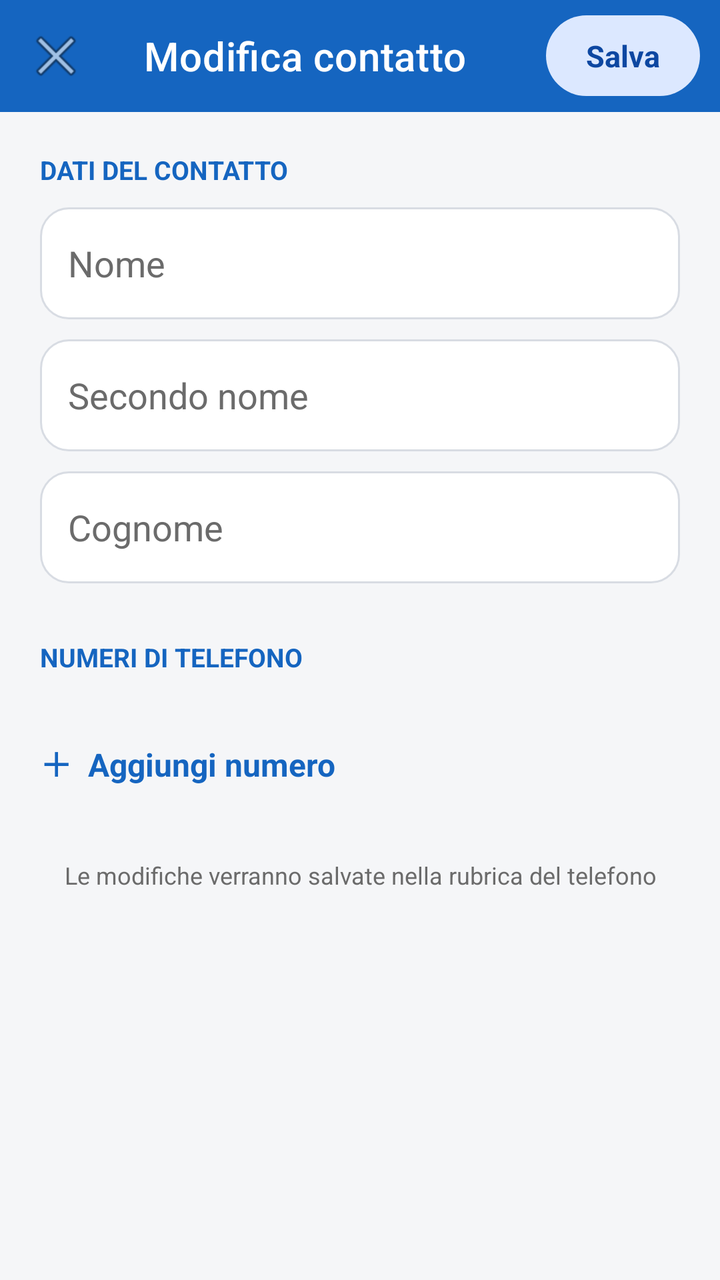
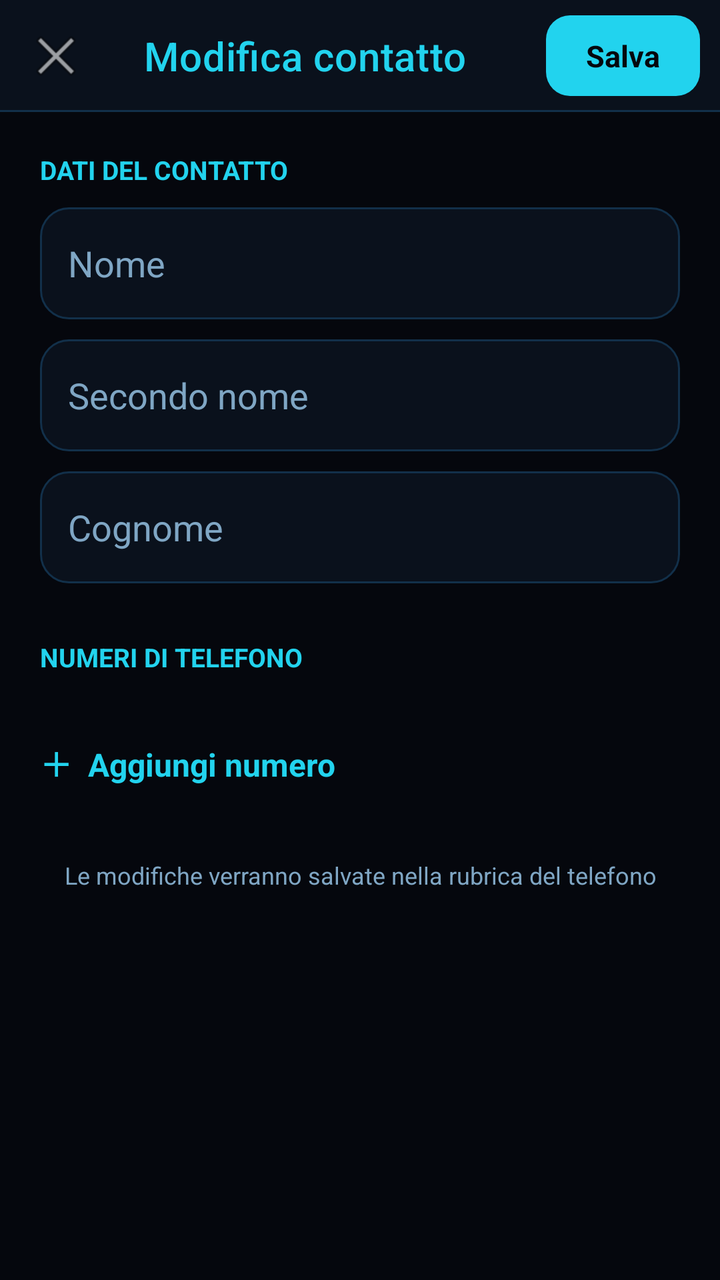

An Android layout rendered at two revisions. The XML below is the earlier revision; the diff shows what the commit changed to produce the second picture.
<!-- AndroidManifest.xml: activity theme Theme.GestioneChiamate -->
<!-- res/layout/activity_modifica_contatto.xml -->
<?xml version="1.0" encoding="utf-8"?>
<LinearLayout xmlns:android="http://schemas.android.com/apk/res/android"
    xmlns:app="http://schemas.android.com/apk/res-auto"
    android:layout_width="match_parent"
    android:layout_height="match_parent"
    android:background="@color/background"
    android:orientation="vertical">

    <androidx.appcompat.widget.Toolbar
        android:id="@+id/toolbar"
        android:layout_width="match_parent"
        android:layout_height="?attr/actionBarSize"
        android:background="@color/primary"
        app:navigationIcon="@android:drawable/ic_menu_close_clear_cancel"
        app:title="Modifica contatto"
        app:titleTextColor="@color/white">

        <TextView
            android:id="@+id/btnSalva"
            android:layout_width="wrap_content"
            android:layout_height="wrap_content"
            android:layout_gravity="end|center_vertical"
            android:layout_marginEnd="10dp"
            android:background="@drawable/bg_pulsante_salva"
            android:clickable="true"
            android:focusable="true"
            android:text="Salva"
            android:textColor="@color/primary_dark"
            android:textSize="15sp"
            android:textStyle="bold" />
    </androidx.appcompat.widget.Toolbar>

    <ScrollView
        android:layout_width="match_parent"
        android:layout_height="0dp"
        android:layout_weight="1"
        android:fillViewport="true">

        <LinearLayout
            android:layout_width="match_parent"
            android:layout_height="wrap_content"
            android:orientation="vertical"
            android:padding="20dp">

            <TextView
                android:layout_width="match_parent"
                android:layout_height="wrap_content"
                android:text="DATI DEL CONTATTO"
                android:textColor="@color/primary"
                android:textSize="13sp"
                android:textStyle="bold" />

            <EditText
                android:id="@+id/editNome"
                android:layout_width="match_parent"
                android:layout_height="56dp"
                android:layout_marginTop="10dp"
                android:background="@drawable/bg_campo_editor"
                android:hint="Nome"
                android:inputType="textCapWords|textPersonName"
                android:maxLines="1"
                android:textColor="@color/text_primary"
                android:textColorHint="@color/text_secondary" />

            <EditText
                android:id="@+id/editSecondoNome"
                android:layout_width="match_parent"
                android:layout_height="56dp"
                android:layout_marginTop="10dp"
                android:background="@drawable/bg_campo_editor"
                android:hint="Secondo nome"
                android:inputType="textCapWords|textPersonName"
                android:maxLines="1"
                android:textColor="@color/text_primary"
                android:textColorHint="@color/text_secondary" />

            <EditText
                android:id="@+id/editCognome"
                android:layout_width="match_parent"
                android:layout_height="56dp"
                android:layout_marginTop="10dp"
                android:background="@drawable/bg_campo_editor"
                android:hint="Cognome"
                android:inputType="textCapWords|textPersonName"
                android:maxLines="1"
                android:textColor="@color/text_primary"
                android:textColorHint="@color/text_secondary" />

            <TextView
                android:layout_width="match_parent"
                android:layout_height="wrap_content"
                android:layout_marginTop="28dp"
                android:text="NUMERI DI TELEFONO"
                android:textColor="@color/primary"
                android:textSize="13sp"
                android:textStyle="bold" />

            <LinearLayout
                android:id="@+id/contenitoreNumeri"
                android:layout_width="match_parent"
                android:layout_height="wrap_content"
                android:layout_marginTop="10dp"
                android:orientation="vertical" />

            <TextView
                android:id="@+id/btnAggiungiNumero"
                android:layout_width="match_parent"
                android:layout_height="52dp"
                android:layout_marginTop="8dp"
                android:background="?attr/selectableItemBackground"
                android:gravity="center_vertical"
                android:text="＋  Aggiungi numero"
                android:textColor="@color/primary"
                android:textSize="16sp"
                android:textStyle="bold" />

            <TextView
                android:layout_width="match_parent"
                android:layout_height="wrap_content"
                android:layout_marginTop="22dp"
                android:gravity="center"
                android:text="Le modifiche verranno salvate nella rubrica del telefono"
                android:textColor="@color/text_secondary"
                android:textSize="12sp" />

        </LinearLayout>
    </ScrollView>
</LinearLayout>
<!-- resources referenced by this layout -->
<resources>
  <color name="background">#F5F6F8</color>
  <color name="primary">#1565C0</color>
  <color name="primary_dark">#0D47A1</color>
  <color name="text_primary">#1B1B1B</color>
  <color name="text_secondary">#6B6B6B</color>
  <color name="white">#FFFFFF</color>
  <!-- drawable bg_campo_editor (drawable) -->
  <?xml version="1.0" encoding="utf-8"?>
  <shape xmlns:android="http://schemas.android.com/apk/res/android"
      android:shape="rectangle">
      <solid android:color="@color/card" />
      <stroke android:width="1dp" android:color="@color/border" />
      <corners android:radius="14dp" />
      <padding
          android:left="14dp"
          android:top="4dp"
          android:right="14dp"
          android:bottom="4dp" />
  </shape>
  <!-- drawable bg_pulsante_salva (drawable) -->
  <?xml version="1.0" encoding="utf-8"?>
  <shape xmlns:android="http://schemas.android.com/apk/res/android"
      android:shape="rectangle">
      <solid android:color="#DCE8FF" />
      <corners android:radius="24dp" />
      <padding
          android:left="20dp"
          android:top="10dp"
          android:right="20dp"
          android:bottom="10dp" />
  </shape>
  <style name="Theme.GestioneChiamate" parent="Theme.MaterialComponents.DayNight.NoActionBar">
          <item name="colorPrimary">@color/primary</item>
          <item name="colorPrimaryDark">@color/primary_dark</item>
          <item name="colorAccent">@color/accent</item>
          <item name="android:windowBackground">@color/background</item>
      </style>
  <color name="card">#FFFFFF</color>
  <color name="border">#D8DCE3</color>
  <color name="accent">#43A047</color>
</resources>

<!-- the commit's change to res/layout/activity_modifica_contatto.xml (unified diff, before → after) -->
@@ -10,10 +10,10 @@
         android:id="@+id/toolbar"
         android:layout_width="match_parent"
         android:layout_height="?attr/actionBarSize"
-        android:background="@color/primary"
+        android:background="@drawable/bg_toolbar_futuro"
         app:navigationIcon="@android:drawable/ic_menu_close_clear_cancel"
         app:title="Modifica contatto"
-        app:titleTextColor="@color/white">
+        app:titleTextColor="@color/primary">
 
         <TextView
             android:id="@+id/btnSalva"
@@ -25,7 +25,7 @@
             android:clickable="true"
             android:focusable="true"
             android:text="Salva"
-            android:textColor="@color/primary_dark"
+            android:textColor="@color/on_primary"
             android:textSize="15sp"
             android:textStyle="bold" />
     </androidx.appcompat.widget.Toolbar>
<!-- resource entries referenced after the edit -->
@@ -1,11 +1,11 @@
 <!-- resources referenced by this layout -->
 <resources>
-  <color name="background">#F5F6F8</color>
-  <color name="primary">#1565C0</color>
-  <color name="primary_dark">#0D47A1</color>
-  <color name="text_primary">#1B1B1B</color>
-  <color name="text_secondary">#6B6B6B</color>
-  <color name="white">#FFFFFF</color>
+  <color name="background">#05070D</color>
+  <color name="on_primary">#05070D</color>
+  <color name="primary">#22D3EE</color>
+  <color name="primary_dark">#05070D</color>
+  <color name="text_primary">#E6F7FF</color>
+  <color name="text_secondary">#7FA6C4</color>
   <!-- drawable bg_campo_editor (drawable) -->
   <?xml version="1.0" encoding="utf-8"?>
   <shape xmlns:android="http://schemas.android.com/apk/res/android"
@@ -23,22 +23,37 @@
   <?xml version="1.0" encoding="utf-8"?>
   <shape xmlns:android="http://schemas.android.com/apk/res/android"
       android:shape="rectangle">
-      <solid android:color="#DCE8FF" />
-      <corners android:radius="24dp" />
+      <solid android:color="@color/primary" />
+      <corners android:radius="12dp" />
       <padding
           android:left="20dp"
           android:top="10dp"
           android:right="20dp"
           android:bottom="10dp" />
   </shape>
+  <!-- drawable bg_toolbar_futuro (drawable) -->
+  <?xml version="1.0" encoding="utf-8"?>
+  <layer-list xmlns:android="http://schemas.android.com/apk/res/android">
+      <item>
+          <shape android:shape="rectangle">
+              <solid android:color="@color/card" />
+          </shape>
+      </item>
+      <item android:gravity="bottom">
+          <shape android:shape="rectangle">
+              <size android:height="1dp" />
+              <solid android:color="@color/border" />
+          </shape>
+      </item>
+  </layer-list>
   <style name="Theme.GestioneChiamate" parent="Theme.MaterialComponents.DayNight.NoActionBar">
           <item name="colorPrimary">@color/primary</item>
           <item name="colorPrimaryDark">@color/primary_dark</item>
           <item name="colorAccent">@color/accent</item>
           <item name="android:windowBackground">@color/background</item>
       </style>
-  <color name="card">#FFFFFF</color>
-  <color name="border">#D8DCE3</color>
-  <color name="accent">#43A047</color>
+  <color name="card">#0A111C</color>
+  <color name="border">#12304A</color>
+  <color name="accent">#34D399</color>
 </resources>
 
